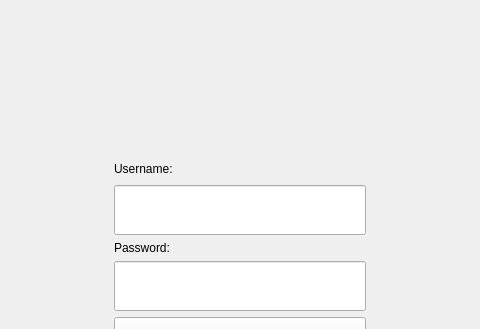
This is designerFile.ui in zlan4/CMPUT_291_Project_1 as Qt 5 draws it before an edit; both pictures show x 163 to 643 and y 0 to 329 of the 800 by 590 pixel window. The edited form follows.
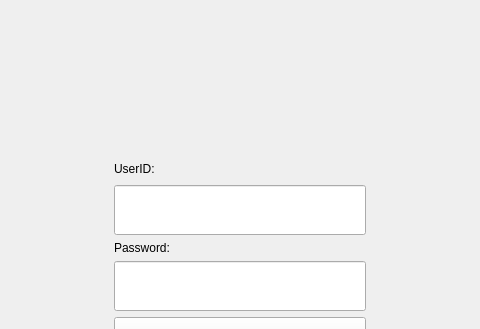
This is the edited form. The open tabs and pages were chosen to show the change.

```diff
--- a/designerFile.ui
+++ b/designerFile.ui
@@ -249,7 +249,7 @@
              </size>
             </property>
             <property name="text">
-             <string>Username:</string>
+             <string>UserID:</string>
             </property>
            </widget>
           </item>
```
Left out of the diff: 2 changed lines with no effect on the pictures.
